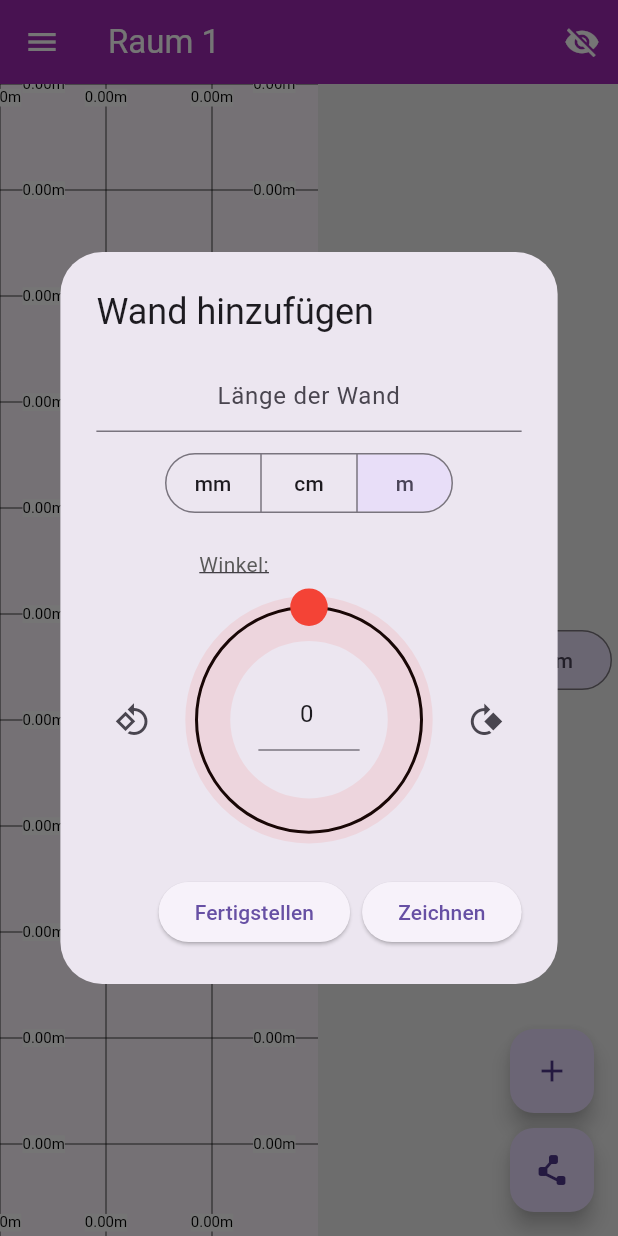
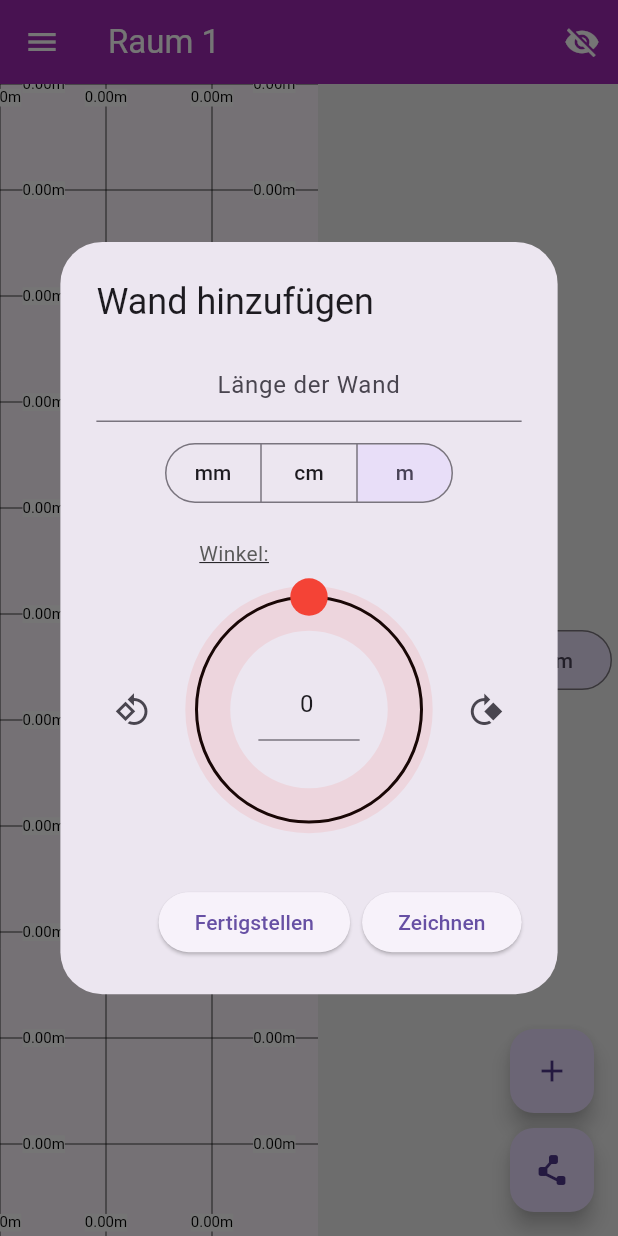
Before and after one commit to LukasPrommeg/aufmass_app, a Flutter app: the screen it shows after launch, after a tap on the "visibility" icon, after a tap on the "add" icon, on a phone screen of 412 x 824 dp. Run offline on Flutter 3.47's test engine with Material 3 defaults, Android fonts, the phone set to English and light mode, and no system bars; missing offline and left inert: event.

Commit message:
Fixed Popup Overflow and Mobile Keyboard resizing Zeichenfläche

```diff
--- a/lib/PopUP/ausnahmepopup.dart
+++ b/lib/PopUP/ausnahmepopup.dart
@@ -45,8 +45,7 @@ class AusnahmePopup {
   void _init() {
     switch (_state) {
       case InputState.inputEinkerbung:
-        _content = SizedBox(
-          height: 175,
+        _content = SingleChildScrollView(
           child: Column(
             mainAxisAlignment: MainAxisAlignment.center,
             children: [
@@ -75,8 +74,7 @@ class AusnahmePopup {
           if (_tiefenInput.value != 0) {
             tiefe = einheitSelector.convertToMM(_tiefenInput.value);
           }
-          _content = SizedBox(
-            height: 250,
+          _content = SingleChildScrollView(
             child: Column(
               mainAxisAlignment: MainAxisAlignment.center,
               children: [
--- a/lib/PopUP/wallinputpopup.dart
+++ b/lib/PopUP/wallinputpopup.dart
@@ -59,8 +59,7 @@ class WallInputPopup {
       builder: (context) {
         return AlertDialog(
           title: const Text('Wand hinzufügen'),
-          content: SizedBox(
-            height: 320,
+          content: SingleChildScrollView(
             child: Column(
               children: [
                 wallInput,
--- a/lib/PopUP/werkstoffinput.dart
+++ b/lib/PopUP/werkstoffinput.dart
@@ -51,8 +51,7 @@ class WerkstoffInputPopup {
         }
         selectedWerkstoff = dropdownList.first.value;
 
-        _content = SizedBox(
-          height: 125,
+        _content = SingleChildScrollView(
           child: Column(
             mainAxisAlignment: MainAxisAlignment.center,
             children: [
@@ -80,8 +79,7 @@ class WerkstoffInputPopup {
         if (startingPoint == null) {
           _content = const Text("Bitte wählen Sie einen Ausgangspunkt!");
         } else {
-          _content = SizedBox(
-            height: 250,
+          _content = SingleChildScrollView(
             child: Column(
               mainAxisAlignment: MainAxisAlignment.center,
               children: [
--- a/lib/drawing_page.dart
+++ b/lib/drawing_page.dart
@@ -269,6 +269,7 @@ class PlanPageContent extends State<PlanPage> {
   @override
   Widget build(BuildContext context) {
     return Scaffold(
+      resizeToAvoidBottomInset: false,
       appBar: AppBar(
         title: Row(
           children: [
```
